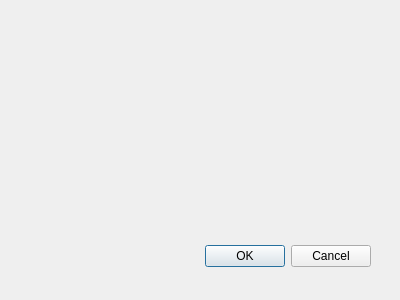
First picture: the form in src/scipyen/gui/adjustbrightnessdialog.ui, repository ctigaret/scipyen, before the edit.
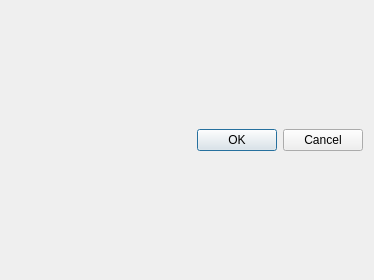
Second picture: the form after the edit.

Diff of the .ui file:
```diff
--- a/src/scipyen/gui/adjustbrightnessdialog.ui
+++ b/src/scipyen/gui/adjustbrightnessdialog.ui
@@ -6,29 +6,25 @@
    <rect>
     <x>0</x>
     <y>0</y>
-    <width>400</width>
-    <height>300</height>
+    <width>374</width>
+    <height>280</height>
    </rect>
   </property>
   <property name="windowTitle">
    <string>Dialog</string>
   </property>
+  <layout class="QGridLayout" name="gridLayout">
+   <item row="0" column="0">
   <widget class="QDialogButtonBox" name="buttonBox">
-   <property name="geometry">
-    <rect>
-     <x>30</x>
-     <y>240</y>
-     <width>341</width>
-     <height>32</height>
-    </rect>
-   </property>
    <property name="orientation">
     <enum>Qt::Horizontal</enum>
    </property>
    <property name="standardButtons">
-    <set>QDialogButtonBox::Cancel|QDialogButtonBox::Ok</set>
-   </property>
-  </widget>
+      <set>QDialogButtonBox::StandardButton::Cancel|QDialogButtonBox::StandardButton::Ok</set>
+     </property>
+    </widget>
+   </item>
+  </layout>
  </widget>
  <resources/>
  <connections>
```
Left out of the diff: 2 changed lines with no effect on the pictures. Lines whose indentation alone changed are shown as unchanged.
